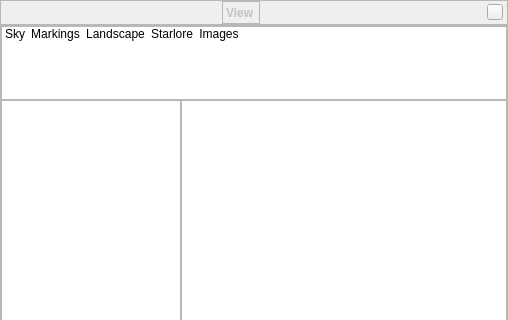
First picture: the form in src/gui/viewDialog.ui, repository 519984307/stellarium_src, before the edit; both pictures show x 0 to 508 and y 0 to 320 of the 508 by 517 pixel window.
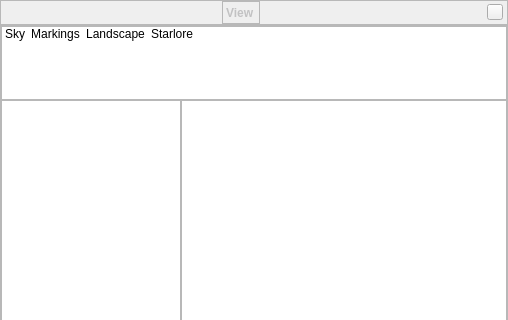
Second picture: the form after the edit. Icons and pictures are not drawn. Custom widgets are drawn as their Qt base class.

Commit message: Hide unfinished image list feature. Shift release date by 1 day.

```diff
--- a/src/gui/viewDialog.ui
+++ b/src/gui/viewDialog.ui
@@ -326,16 +326,6 @@
           </iconset>
          </property>
         </item>
-        <item>
-         <property name="text">
-          <string>Images</string>
-         </property>
-         <property name="icon">
-          <iconset>
-           <normalon>:/graphicGui/gui/tabicon-images.png</normalon>
-          </iconset>
-         </property>
-        </item>
        </widget>
       </item>
       <item>
```
The commit also changes 2 other files.
